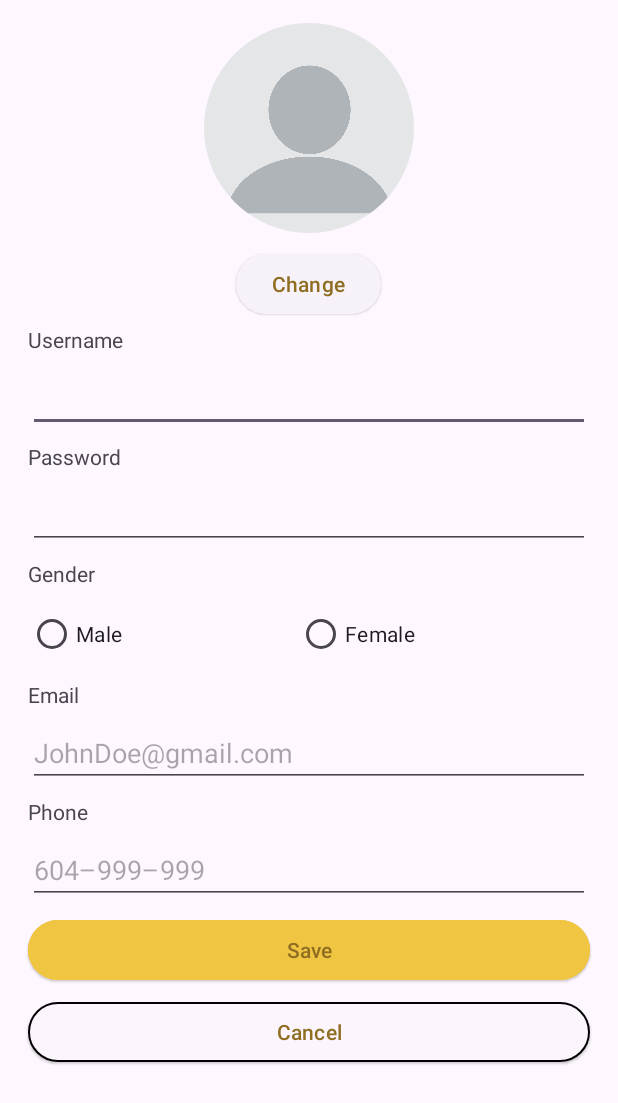
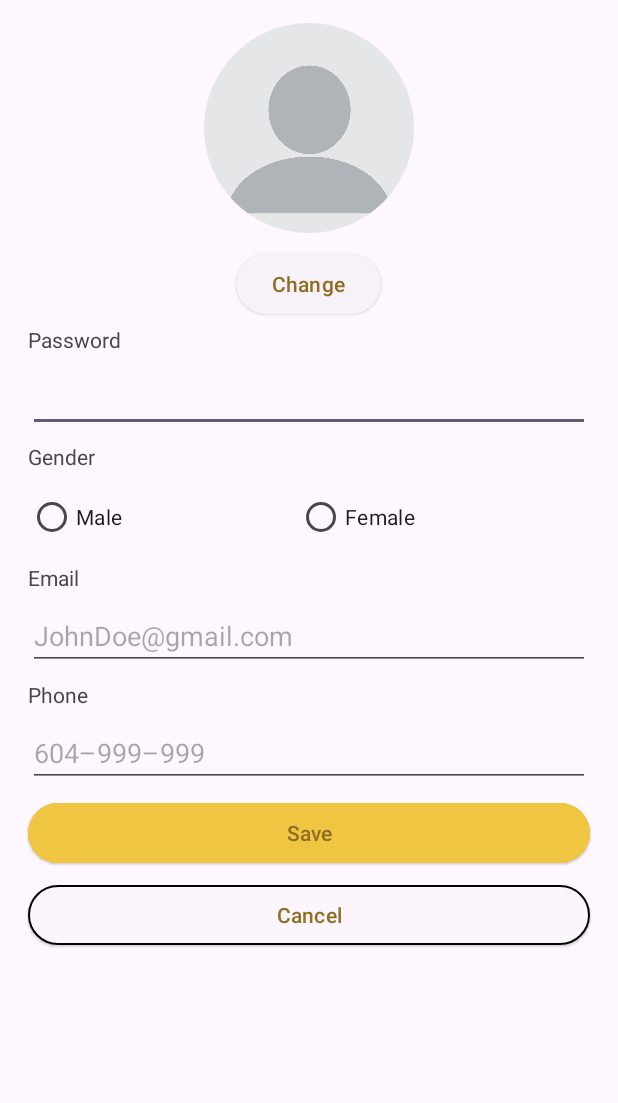
Before and after one commit to vincenteab/BeerIQ, an Android app: the EditProfileFragment screen opened directly, with no data from a screen before it, on a phone screen of 412 x 824 dp. Shown: the top 1103 px of the screen. Run offline under Robolectric (Android 15) with nearby library versions, the phone set to English and light mode, and no system bars; our stand-ins replace Firebase (no records; nobody signed in at launch, a user with empty details on screens opened directly).

Commit message:
Removed the option to change username

```diff
--- a/app/src/main/java/com/example/beeriq/FirebaseRepo.kt
+++ b/app/src/main/java/com/example/beeriq/FirebaseRepo.kt
@@ -623,7 +623,7 @@ class FirebaseRepo(private val sharedPreferences: SharedPreferences) {
         }
 
         // Locate the user record by username
-        databaseReference.orderByChild("username").equalTo(currentUser)
+        databaseReference.orderByChild("username").equalTo(user.username)
             .addListenerForSingleValueEvent(object : ValueEventListener {
                 override fun onDataChange(snapshot: DataSnapshot) {
                     if (snapshot.exists()) {
@@ -633,7 +633,7 @@ class FirebaseRepo(private val sharedPreferences: SharedPreferences) {
                             if (userKey != null) {
                                 // Update only specific fields in Firebase
                                 val updates = mapOf(
-                                    "username" to user.username,
+//                                    "username" to user.username,
                                     "password" to user.password,
                                     "email" to user.email,
                                     "phone" to user.phone,
--- a/app/src/main/res/layout/edit_profile.xml
+++ b/app/src/main/res/layout/edit_profile.xml
@@ -39,19 +39,19 @@
                 android:textColor="#8f6e22" />
 
 
-            <TextView
-                android:layout_width="match_parent"
-                android:layout_height="wrap_content"
-                android:layout_margin="3dp"
-                android:text="@string/Textview_username" />
+<!--            <TextView-->
+<!--                android:layout_width="match_parent"-->
+<!--                android:layout_height="wrap_content"-->
+<!--                android:layout_margin="3dp"-->
+<!--                android:text="@string/Textview_username" />-->
 
-            <EditText
-                android:id="@+id/Input_Username"
-                android:layout_width="match_parent"
-                android:layout_height="wrap_content"
-                android:layout_margin="3dp"
-                android:autofillHints="username"
-                android:inputType="text" />
+<!--            <EditText-->
+<!--                android:id="@+id/Input_Username"-->
+<!--                android:layout_width="match_parent"-->
+<!--                android:layout_height="wrap_content"-->
+<!--                android:layout_margin="3dp"-->
+<!--                android:autofillHints="username"-->
+<!--                android:inputType="text" />-->
 
 
             <TextView
```
Also changed, not shown: app/src/main/java/com/example/beeriq/ui/userprofile/editProfile/EditProfileFragment.kt (+29 -27 lines).
